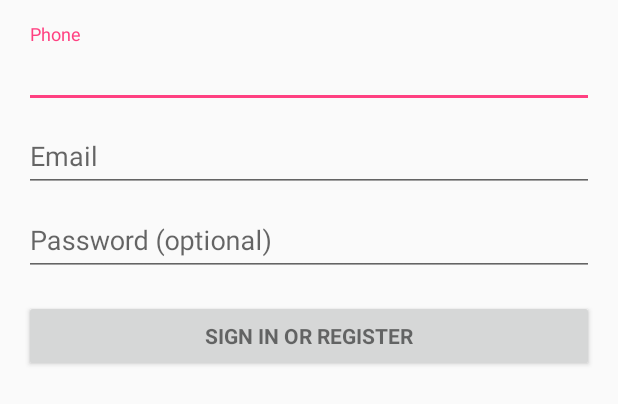
After one commit to quelves-phd-iic3380/mg4, an Android app: the layout activity_login.xml on its own in the app's theme, with its tools: preview values and no code run, on a phone screen of 412 x 824 dp. The commit adds this screen. Shown: the top 404 px of the screen. Run offline under Robolectric (Android 15) with nearby library versions, the phone set to English and light mode, and no system bars.

Commit message:
Add Login Acitivity

```diff
--- /dev/null
+++ b/app/src/main/res/layout/activity_login.xml
@@ -0,0 +1,92 @@
+<LinearLayout xmlns:android="http://schemas.android.com/apk/res/android"
+    xmlns:tools="http://schemas.android.com/tools"
+    android:layout_width="match_parent"
+    android:layout_height="match_parent"
+    android:gravity="center_horizontal"
+    android:orientation="vertical"
+    android:paddingBottom="@dimen/activity_vertical_margin"
+    android:paddingLeft="@dimen/activity_horizontal_margin"
+    android:paddingRight="@dimen/activity_horizontal_margin"
+    android:paddingTop="@dimen/activity_vertical_margin"
+    tools:context="edu.puc.iic3380.mg4.activities.LoginActivity">
+
+    <!-- Login progress -->
+    <ProgressBar
+        android:id="@+id/login_progress"
+        style="?android:attr/progressBarStyleLarge"
+        android:layout_width="wrap_content"
+        android:layout_height="wrap_content"
+        android:layout_marginBottom="8dp"
+        android:visibility="gone" />
+
+    <ScrollView
+        android:id="@+id/login_form"
+        android:layout_width="match_parent"
+        android:layout_height="match_parent">
+
+        <LinearLayout
+            android:id="@+id/email_login_form"
+            android:layout_width="match_parent"
+            android:layout_height="wrap_content"
+            android:orientation="vertical">
+
+            <android.support.design.widget.TextInputLayout
+                android:layout_width="match_parent"
+                android:layout_height="wrap_content">
+
+                <AutoCompleteTextView
+                    android:id="@+id/phone"
+                    android:layout_width="match_parent"
+                    android:layout_height="wrap_content"
+                    android:hint="@string/prompt_phone"
+                    android:inputType="phone"
+                    android:maxLines="1"
+                    android:singleLine="true" />
+
+            </android.support.design.widget.TextInputLayout>
+
+            <android.support.design.widget.TextInputLayout
+                android:layout_width="match_parent"
+                android:layout_height="wrap_content">
+
+                <AutoCompleteTextView
+                    android:id="@+id/email"
+                    android:layout_width="match_parent"
+                    android:layout_height="wrap_content"
+                    android:hint="@string/prompt_email"
+                    android:inputType="textEmailAddress"
+                    android:maxLines="1"
+                    android:singleLine="true" />
+
+            </android.support.design.widget.TextInputLayout>
+
+            <android.support.design.widget.TextInputLayout
+                android:layout_width="match_parent"
+                android:layout_height="wrap_content">
+
+                <EditText
+                    android:id="@+id/password"
+                    android:layout_width="match_parent"
+                    android:layout_height="wrap_content"
+                    android:hint="@string/prompt_password"
+                    android:imeActionId="@+id/login"
+                    android:imeActionLabel="@string/action_sign_in_short"
+                    android:imeOptions="actionUnspecified"
+                    android:inputType="textPassword"
+                    android:maxLines="1"
+                    android:singleLine="true" />
+
+            </android.support.design.widget.TextInputLayout>
+
+            <Button
+                android:id="@+id/email_sign_in_button"
+                style="?android:textAppearanceSmall"
+                android:layout_width="match_parent"
+                android:layout_height="wrap_content"
+                android:layout_marginTop="16dp"
+                android:text="@string/action_sign_in"
+                android:textStyle="bold" />
+
+        </LinearLayout>
+    </ScrollView>
+</LinearLayout>
--- a/app/src/main/res/values/strings.xml
+++ b/app/src/main/res/values/strings.xml
@@ -3,10 +3,26 @@
     <!-- TODO: Remove or change this placeholder text -->
     <string name="hello_blank_fragment">Hello blank fragment</string>
     <string name="title_activity_control_center">ControlCenterActivity</string>
-    <string name="title_activity_navigation">NavigationActivity</string>
+    <string name="title_activity_navigation">Mg4</string>
 
     <string name="navigation_drawer_open">Open navigation drawer</string>
     <string name="navigation_drawer_close">Close navigation drawer</string>
 
     <string name="action_settings">Settings</string>
+    <string name="title_activity_login">Sign in</string>
+
+    <!-- Strings related to login -->
+    <string name="prompt_phone">Phone</string>
+    <string name="prompt_email">Email</string>
+    <string name="prompt_password">Password (optional)</string>
+    <string name="action_sign_in">Sign in or register</string>
+    <string name="action_sign_in_short">Sign in</string>
+    <string name="error_invalid_email">This email address is invalid</string>
+    <string name="error_invalid_phone">This phone number is invalid</string>
+    <string name="error_invalid_password">This password is too short</string>
+    <string name="error_incorrect_password">This password is incorrect</string>
+    <string name="error_field_required">This field is required</string>
+    <string name="permission_rationale">"Contacts permissions are needed for providing email
+        completions."
+    </string>
 </resources>
--- a/build.gradle
+++ b/build.gradle
@@ -5,7 +5,7 @@ buildscript {
         jcenter()
     }
     dependencies {
-        classpath 'com.android.tools.build:gradle:2.2.0'
+        classpath 'com.android.tools.build:gradle:2.2.1'
         classpath 'com.google.gms:google-services:3.0.0'
 
         // NOTE: Do not place your application dependencies here; they belong
```
Also changed, not shown: app/src/main/AndroidManifest.xml (+21 -4 lines), app/src/main/java/edu/puc/iic3380/mg4/activities/LoginActivity.java (added, +383 -0 lines), app/src/main/java/edu/puc/iic3380/mg4/activities/NavigationActivity.java (+8 -1 lines), app/src/main/java/edu/puc/iic3380/mg4/fragments/StorageClientFragment.java (+7 -2 lines), app/src/main/res/layout/fragment_safselection.xml (+100 -8 lines).
